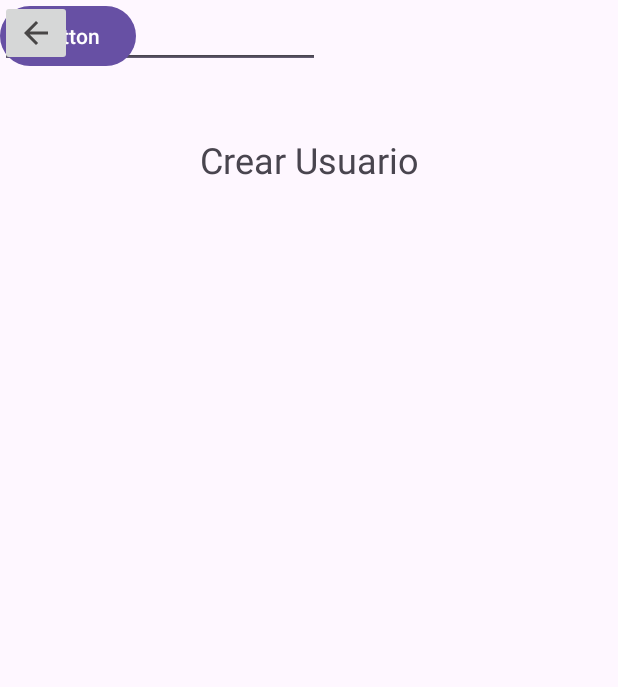
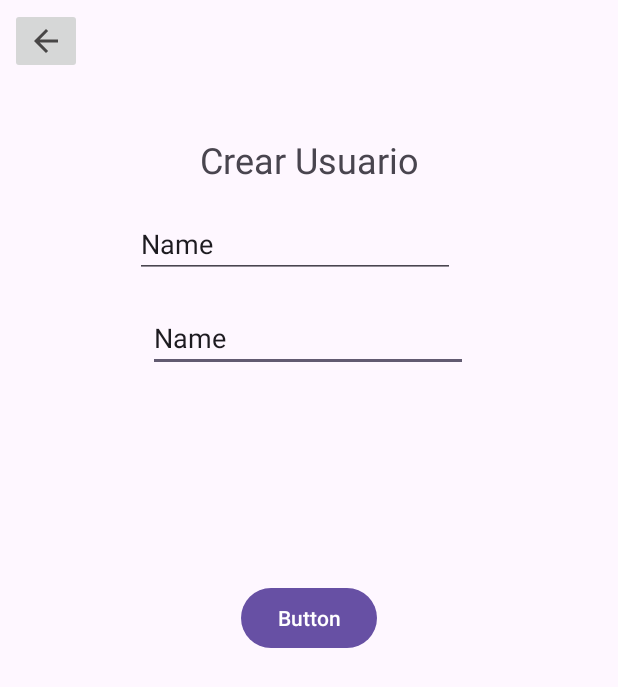
Before and after one commit to bCornejoPe/Crud-Evaluacion, an Android app: the RegistroActivity screen opened directly, with no data from a screen before it, on a phone screen of 412 x 824 dp. Shown: the top 687 px of the screen. Run offline under Robolectric (Android 15) with nearby library versions, the phone set to English and light mode, and no system bars.

```diff
--- a/CrudPrueba/app/build.gradle.kts
+++ b/CrudPrueba/app/build.gradle.kts
@@ -39,7 +39,7 @@ dependencies {
 
     implementation(libs.androidx.core.ktx)
     implementation(libs.androidx.appcompat)
-    implementation("con.oracle.database.jdbc:ojdbc6:11.2.0.4")
+    implementation("com.oracle.database.jdbc:ojdbc6:11.2.0.4")
     implementation(libs.material)
     implementation(libs.androidx.activity)
     implementation(libs.androidx.constraintlayout)
--- a/CrudPrueba/app/src/main/java/RecycleViewHelpers/ViewHolder.kt
+++ b/CrudPrueba/app/src/main/java/RecycleViewHelpers/ViewHolder.kt
@@ -2,10 +2,13 @@ package RecycleViewHelpers
 
 import Bryan.Cornejo.crudprueba.R
 import android.view.View
+import android.widget.ImageView
 import android.widget.TextView
 import androidx.recyclerview.widget.RecyclerView
 
 class ViewHolder (view: View):RecyclerView.ViewHolder(view){
 
     val txtNombreCard = view.findViewById<TextView>(R.id.txtNombreCard)
+    val imgEditar : ImageView = view.findViewById(R.id.imgEditar)
+    val imgBorrar: ImageView = view.findViewById(R.id.ImgBorrar)
 }
--- a/CrudPrueba/app/src/main/res/layout/activity_crads.xml
+++ b/CrudPrueba/app/src/main/res/layout/activity_crads.xml
@@ -29,14 +29,14 @@
             android:textSize="34sp" />
 
         <ImageView
-            android:id="@+id/imageView3"
+            android:id="@+id/ImgBorrar"
             android:layout_width="wrap_content"
             android:layout_height="match_parent"
             android:layout_weight="1"
             app:srcCompat="@drawable/ic_eliminar" />
 
         <ImageView
-            android:id="@+id/imageView2"
+            android:id="@+id/imgEditar"
             android:layout_width="wrap_content"
             android:layout_height="match_parent"
             android:layout_weight="1"
--- a/CrudPrueba/app/src/main/res/layout/activity_registro.xml
+++ b/CrudPrueba/app/src/main/res/layout/activity_registro.xml
@@ -26,8 +26,12 @@
         android:ems="10"
         android:inputType="text"
         android:text="Name"
-        tools:layout_editor_absoluteX="100dp"
-        tools:layout_editor_absoluteY="163dp" />
+        app:layout_constraintBottom_toBottomOf="parent"
+        app:layout_constraintEnd_toEndOf="parent"
+        app:layout_constraintHorizontal_bias="0.497"
+        app:layout_constraintStart_toStartOf="parent"
+        app:layout_constraintTop_toTopOf="parent"
+        app:layout_constraintVertical_bias="0.26" />
 
     <EditText
         android:id="@+id/txtContrasenaNueva"
@@ -36,22 +40,32 @@
         android:ems="10"
         android:inputType="text"
         android:text="Name"
-        tools:layout_editor_absoluteX="100dp"
-        tools:layout_editor_absoluteY="277dp" />
+        app:layout_constraintBottom_toBottomOf="parent"
+        app:layout_constraintEnd_toEndOf="parent"
+        app:layout_constraintHorizontal_bias="0.452"
+        app:layout_constraintStart_toStartOf="parent"
+        app:layout_constraintTop_toTopOf="parent"
+        app:layout_constraintVertical_bias="0.18" />
 
     <Button
         android:id="@+id/btnCrearUsuario"
         android:layout_width="wrap_content"
         android:layout_height="wrap_content"
         android:text="Button"
-        tools:layout_editor_absoluteX="167dp"
-        tools:layout_editor_absoluteY="389dp" />
+        app:layout_constraintBottom_toBottomOf="parent"
+        app:layout_constraintEnd_toEndOf="parent"
+        app:layout_constraintStart_toStartOf="parent"
+        app:layout_constraintTop_toTopOf="parent" />
 
     <ImageButton
         android:id="@+id/btnAtras"
         android:layout_width="wrap_content"
         android:layout_height="wrap_content"
-        app:srcCompat="@drawable/ic_atras"
-        tools:layout_editor_absoluteX="13dp"
-        tools:layout_editor_absoluteY="9dp" />
+        app:layout_constraintBottom_toBottomOf="parent"
+        app:layout_constraintEnd_toEndOf="parent"
+        app:layout_constraintHorizontal_bias="0.019"
+        app:layout_constraintStart_toStartOf="parent"
+        app:layout_constraintTop_toTopOf="parent"
+        app:layout_constraintVertical_bias="0.007"
+        app:srcCompat="@drawable/ic_atras" />
 </androidx.constraintlayout.widget.ConstraintLayout>
```
Also changed, not shown: CrudPrueba/app/src/main/java/Bryan/Cornejo/crudprueba/MainActivity.kt (+19 -1 lines), CrudPrueba/app/src/main/java/Bryan/Cornejo/crudprueba/RegistroActivity.kt (+22 -0 lines), CrudPrueba/app/src/main/java/Bryan/Cornejo/crudprueba/Tickets.kt (+7 -0 lines), CrudPrueba/app/src/main/java/RecycleViewHelpers/Adaptador.kt (+126 -6 lines).
